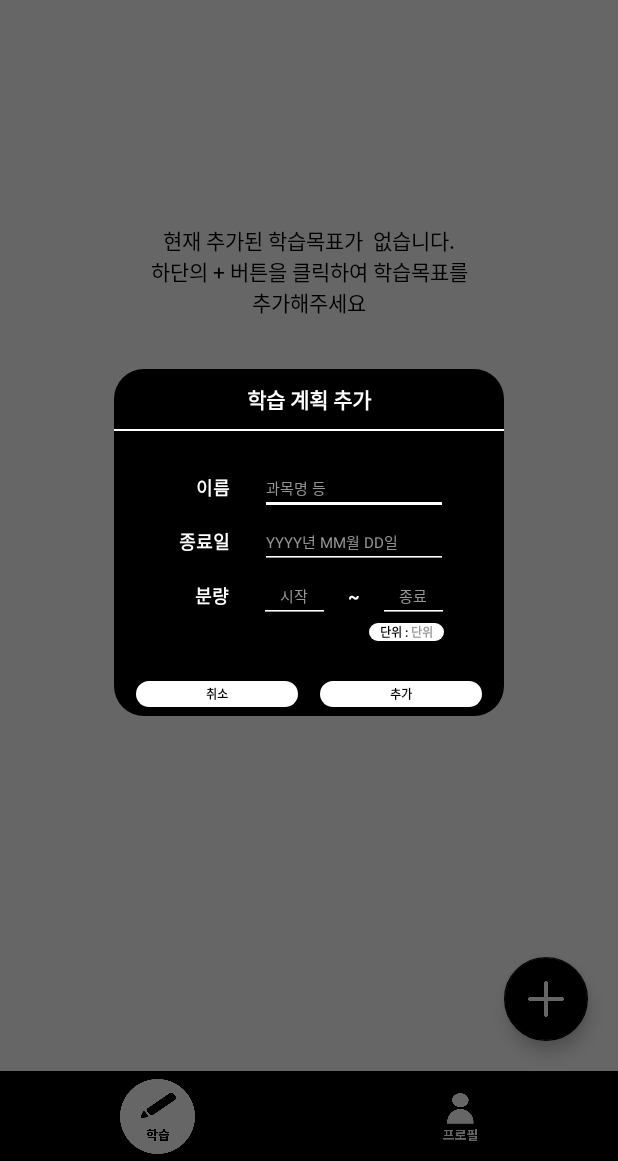
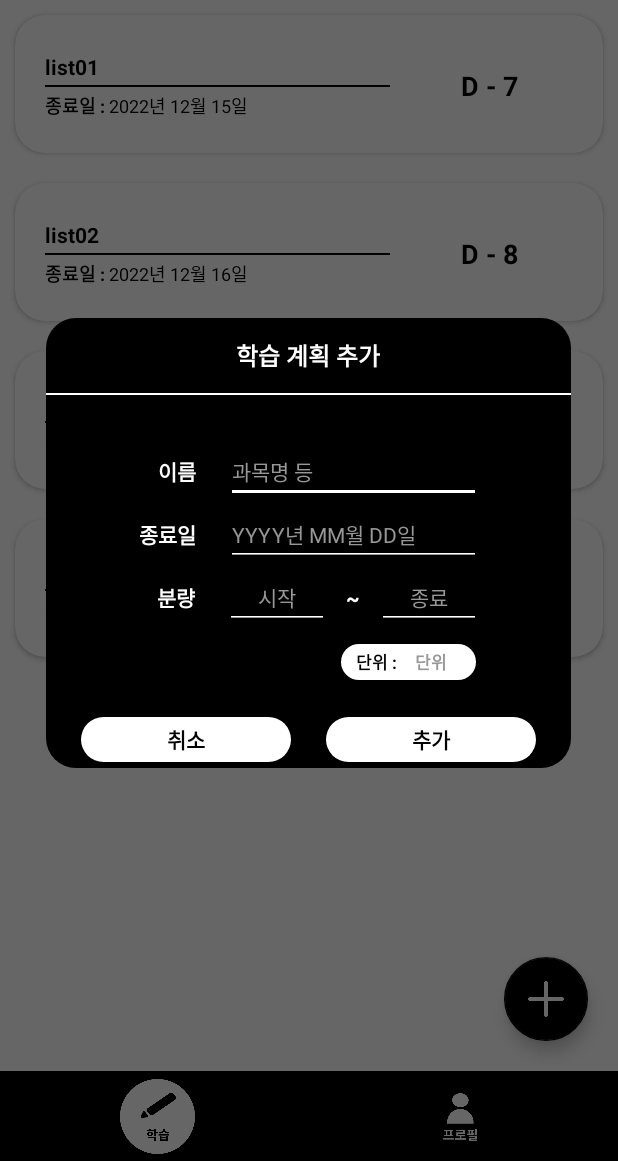
Before and after one commit to Fiizzle/Fiizzle-android, an Android app: the AllFragment screen opened through its navigation route, after a tap on an icon or button, on a phone screen of 412 x 824 dp, the part 75-1236 px from its top. Run offline under Robolectric (Android 15) with nearby library versions, the phone set to English and light mode, and no system bars; our stand-ins replace data binding.

Commit message:
Change dialog's size / Change spinner's array to dynamic

```diff
--- a/app/src/main/java/com/example/fiizzle/screens/AddStudyDialog.kt
+++ b/app/src/main/java/com/example/fiizzle/screens/AddStudyDialog.kt
@@ -2,16 +2,30 @@ package com.example.fiizzle.screens
 
 import android.app.Dialog
 import android.content.Context
+import android.content.SharedPreferences
 import android.graphics.Color
 import android.graphics.drawable.ColorDrawable
 import android.os.Bundle
+import android.widget.Spinner
+import com.example.fiizzle.MainActivity
 import com.example.fiizzle.databinding.DialogAddStudyBinding
+import org.json.JSONArray
+import org.json.JSONException
 
 class AddStudyDialog(
-    context : Context
+    context : Context,
+    private val okCallback : (Boolean) -> Unit
 ) : Dialog(context) {
 
     private lateinit var binding : DialogAddStudyBinding
+
+    private val SpinnerSPFKey : String = "SPINNER"
+    private val SpinnerArrayKey : String = "SPINNER_PREF"
+    lateinit var pref : SharedPreferences
+    lateinit var edit : SharedPreferences.Editor
+    private var spinnerArray = ArrayList<String>()
+
+    private var newSpinnerItem = ""
 
     override fun onCreate(savedInstanceState: Bundle?) {
         super.onCreate(savedInstanceState)
@@ -19,6 +33,9 @@ class AddStudyDialog(
         binding = DialogAddStudyBinding.inflate(layoutInflater)
         setContentView(binding.root)
         initViews()
+
+        pref = context.getSharedPreferences(SpinnerSPFKey, Context.MODE_PRIVATE)
+        edit = pref.edit()
     }
 
     private fun initViews() = with(binding) {
@@ -33,13 +50,46 @@ class AddStudyDialog(
             //이름, 종료일, 분량, 단위 비어있는지 확인
             //그리고 데이터 넘기면서 액션
             //데이터를 서버에 넘겨야 됨
-
+            getSpinnerArrayPref()
+            newSpinnerItem = dialogAddStudyContentTitleEt.text.toString()
+            putSpinnerArrayPref()
+            okCallback(false)
             dismiss()
         }
 
         dialogAddStudyCancelTv.setOnClickListener {
+            okCallback(false)
             dismiss()
         }
     }
 
+    private fun getSpinnerArrayPref() {
+        val json = pref.getString(SpinnerArrayKey, null)
+
+        spinnerArray.clear()
+
+        if (json!=null) {
+            try {
+                var spinnerJson : JSONArray = JSONArray(json)
+                for (i in 0 until spinnerJson.length()) {
+                    spinnerArray.add(spinnerJson.optString(i))
+                }
+            } catch (e : JSONException) {
+                e.printStackTrace()
+            }
+        }
+    }
+
+    private fun putSpinnerArrayPref() {
+        var spinnerJson : JSONArray = JSONArray()
+
+        for (i in spinnerArray) {
+            spinnerJson.put(i)
+        }
+        spinnerJson.put(newSpinnerItem)
+
+        edit.putString(SpinnerArrayKey, spinnerJson.toString())
+        edit.apply()
+    }
+
 }
--- a/app/src/main/java/com/example/fiizzle/screens/AllFragment.kt
+++ b/app/src/main/java/com/example/fiizzle/screens/AllFragment.kt
@@ -1,6 +1,10 @@
 package com.example.fiizzle.screens
 
+import android.content.Context
+import android.content.Context.MODE_PRIVATE
+import android.content.SharedPreferences
 import android.os.Bundle
+import android.util.Log
 import android.view.LayoutInflater
 import android.view.View
 import android.view.ViewGroup
@@ -10,16 +14,37 @@ import androidx.databinding.DataBindingUtil
 import androidx.fragment.app.Fragment
 import androidx.navigation.fragment.findNavController
 import androidx.recyclerview.widget.LinearLayoutManager
+import com.example.fiizzle.MainActivity
 import com.example.fiizzle.R
 import com.example.fiizzle.data.StudyList
 import com.example.fiizzle.databinding.FragmentAllBinding
 import com.example.fiizzle.screens.adapter.AllStudyListRVAdapter
+import org.json.JSONArray
+import org.json.JSONException
 
 class AllFragment : Fragment() {
 
     private lateinit var binding : FragmentAllBinding
     private val studyListRVAdapter = AllStudyListRVAdapter()
     private var studyList : ArrayList<StudyList> = ArrayList()
+
+    private lateinit var mContext : Context
+    private lateinit var mActivity : MainActivity
+    private val SpinnerSPFKey : String = "SPINNER"
+    private val SpinnerArrayKey : String = "SPINNER_PREF"
+    lateinit var pref : SharedPreferences
+    lateinit var edit : SharedPreferences.Editor
+    private var spinnerArray = ArrayList<String>()
+
+    private var isFabClicked : Boolean = false
+
+    override fun onAttach(context: Context) {
+        super.onAttach(context)
+        if (context is MainActivity) {
+            mContext = context
+            mActivity = activity as MainActivity
+        }
+    }
 
     override fun onCreateView(
         inflater: LayoutInflater,
@@ -28,11 +53,9 @@ class AllFragment : Fragment() {
     ): View? {
         binding = DataBindingUtil.inflate<FragmentAllBinding>(inflater, R.layout.fragment_all, container, false)
 
-        binding.allFab.setOnClickListener {
-            AddStudyDialog(requireContext()).show()
-        }
+        pref = mContext.getSharedPreferences(SpinnerSPFKey, MODE_PRIVATE)
+        edit = pref.edit()
 
-        initSpinner()
         clickHandler()
 
         return binding.root
@@ -41,8 +64,9 @@ class AllFragment : Fragment() {
     override fun onResume() {
         super.onResume()
         setAdapter()
+        initSpinner()
+        Log.d("ONRESUME","resume")
     }
-
     private fun clickHandler() {
         binding.allBottomMypage.setOnClickListener{
             findNavController().navigate(R.id.action_allFragment_to_mypageFragment)
@@ -61,14 +85,36 @@ class AllFragment : Fragment() {
                 TODO("Not yet implemented")
             }
         }
+
+//        binding.allFab.setOnClickListener {
+//            AddStudyDialog(requireContext()) {
+//                newSpinnerItem = it
+//            }.show()
+//        }
+        binding.allFab.setOnClickListener {
+            isFabClicked = true
+            AddStudyDialog(requireContext()) {
+                isFabClicked = it
+                initSpinner()
+            }.show()
+        }
     }
 
     private fun initSpinner() {  // 스피너 초기화
-        val subject = resources.getStringArray(R.array.spinner)
+        getSpinnerArrayPref()
+        val subject = spinnerArray.toArray()
 
         val subjectAdapter = ArrayAdapter(requireContext(), R.layout.item_spinner, subject)
         binding.allSpinner.adapter = subjectAdapter
         binding.allSpinner.setSelection(0)
+
+        if (spinnerArray.size > 0) {
+            binding.allNothingTv.visibility = View.GONE
+            binding.allStudyListRv.visibility = View.VISIBLE
+        } else {
+            binding.allNothingTv.visibility = View.VISIBLE
+            binding.allStudyListRv.visibility = View.GONE
+        }
     }
 
     private fun setAdapter() {
@@ -114,4 +160,22 @@ class AllFragment : Fragment() {
         )
     }
 
+    private fun getSpinnerArrayPref() {
+        val json = pref.getString(SpinnerArrayKey, null)
+
+        spinnerArray.clear()
+        spinnerArray.add("전체")
+
+        if (json!=null) {
+            try {
+                var spinnerJson : JSONArray = JSONArray(json)
+                for (i in 0 until spinnerJson.length()) {
+                    spinnerArray.add(spinnerJson.optString(i))
+                }
+            } catch (e : JSONException) {
+                e.printStackTrace()
+            }
+        }
+    }
+
 }
--- a/app/src/main/res/layout/dialog_add_study.xml
+++ b/app/src/main/res/layout/dialog_add_study.xml
@@ -9,8 +9,8 @@
         android:layout_gravity="center">
 
         <androidx.constraintlayout.widget.ConstraintLayout
-            android:layout_width="260dp"
-            android:layout_height="231dp"
+            android:layout_width="350dp"
+            android:layout_height="300dp"
             app:layout_constraintTop_toTopOf="parent"
             app:layout_constraintStart_toStartOf="parent"
             android:background="@drawable/dialog_bg">
@@ -18,11 +18,11 @@
             <TextView
                 android:id="@+id/dialog_add_study_top_tv"
                 android:layout_width="match_parent"
-                android:layout_height="40dp"
+                android:layout_height="50dp"
                 android:text="학습 계획 추가"
                 android:textColor="@color/white"
                 android:textStyle="bold"
-                android:textSize="14sp"
+                android:textSize="16sp"
                 android:gravity="center"
                 android:textAlignment="center"
                 app:layout_constraintTop_toTopOf="parent"
@@ -43,7 +43,7 @@
                 android:orientation="vertical"
                 app:layout_constraintTop_toBottomOf="@id/dialog_add_study_top_line_view"
                 app:layout_constraintStart_toStartOf="parent"
-                android:layout_marginTop="20dp"
+                android:layout_marginTop="30dp"
                 android:layout_marginBottom="20dp">
 
 
@@ -59,16 +59,16 @@
                         android:layout_height="wrap_content"
                         android:text="이름"
                         android:textStyle="bold"
-                        android:textSize="12sp"
+                        android:textSize="14sp"
                         android:textAlignment="viewEnd"
                         android:textColor="@color/white"
                         android:layout_marginEnd="20dp"/>
 
                     <EditText
                         android:id="@+id/dialog_add_study_content_title_et"
-                        android:layout_width="125dp"
+                        android:layout_width="170dp"
                         android:layout_height="wrap_content"
-                        android:textSize="10sp"
+                        android:textSize="14sp"
                         android:textColor="@color/white"
                         android:hint="과목명 등"
                         android:textColorHint="@color/gray"
@@ -88,16 +88,16 @@
                         android:layout_height="wrap_content"
                         android:text="종료일"
                         android:textStyle="bold"
-                        android:textSize="12sp"
+                        android:textSize="14sp"
                         android:textAlignment="viewEnd"
                         android:textColor="@color/white"
                         android:layout_marginEnd="20dp"/>
 
                     <EditText
                         android:id="@+id/dialog_add_study_content_end_et"
-                        android:layout_width="125dp"
+                        android:layout_width="170dp"
                         android:layout_height="wrap_content"
-                        android:textSize="10sp"
+                        android:textSize="14sp"
                         android:textColor="@color/white"
                         android:hint="YYYY년 MM월 DD일"
                         android:textColorHint="@color/gray"
@@ -117,16 +117,16 @@
                         android:layout_height="wrap_content"
                         android:text="분량"
                         android:textStyle="bold"
-                        android:textSize="12sp"
+                        android:textSize="14sp"
                         android:textAlignment="viewEnd"
                         android:textColor="@color/white"
                         android:layout_marginEnd="20dp"/>
 
                     <EditText
                         android:id="@+id/dialog_add_study_content_page_start_et"
-                        android:layout_width="47dp"
+                        android:layout_width="69dp"
                         android:layout_height="wrap_content"
-                        android:textSize="10sp"
+                        android:textSize="14sp"
                         android:textColor="@color/white"
                         android:hint="시작"
                         android:textAlignment="center"
@@ -138,16 +138,16 @@
                         android:layout_height="wrap_content"
                         android:text="~"
                         android:textStyle="bold"
-                        android:textSize="12sp"
+                        android:textSize="14sp"
                         android:textColor="@color/white"
-                        android:layout_marginStart="12dp"
-                        android:layout_marginEnd="12dp"/>
+                        android:layout_marginStart="11dp"
+                        android:layout_marginEnd="11dp"/>
 
                     <EditText
                         android:id="@+id/dialog_add_study_content_page_end_et"
-                        android:layout_width="47dp"
+                        android:layout_width="69dp"
                         android:layout_height="wrap_content"
-                        android:textSize="10sp"
+                        android:textSize="14sp"
                         android:textColor="@color/white"
                         android:hint="종료"
                         android:textAlignment="center"
@@ -157,12 +157,14 @@
                 </LinearLayout>
 
                 <LinearLayout
-                    android:layout_width="50dp"
+                    android:layout_width="90dp"
                     android:layout_height="wrap_content"
                     android:background="@drawable/btn_round_white"
                     android:orientation="horizontal"
                     android:layout_gravity="end"
-                    android:layout_marginEnd="40dp"
+                    android:layout_marginEnd="63dp"
+                    android:layout_marginTop="10dp"
+                    android:padding="3dp"
                     android:gravity="center">
 
                     <TextView
@@ -171,18 +173,19 @@
                         android:text="단위 : "
                         android:textColor="@color/black"
                         android:textStyle="bold"
-                        android:textSize="8sp"/>
+                        android:textSize="11sp"/>
 
                     <EditText
                         android:id="@+id/dialog_add_study_content_unit_et"
-                        android:layout_width="wrap_content"
+                        android:layout_width="40dp"
                         android:layout_height="wrap_content"
                         android:hint="단위"
                         android:background="@null"
+                        android:textAlignment="center"
                         android:textColorHint="@color/gray"
                         android:textColor="@color/black"
                         android:textStyle="bold"
-                        android:textSize="8sp"/>
+                        android:textSize="11sp"/>
 
                 </LinearLayout>
 
@@ -190,13 +193,13 @@
 
             <TextView
                 android:id="@+id/dialog_add_study_cancel_tv"
-                android:layout_width="108dp"
-                android:layout_height="17dp"
+                android:layout_width="140dp"
+                android:layout_height="30dp"
                 android:background="@drawable/btn_round_white"
                 android:text="취소"
                 android:textColor="@color/black"
                 android:textStyle="bold"
-                android:textSize="8sp"
+                android:textSize="14sp"
                 android:textAlignment="center"
                 android:gravity="center"
                 android:layout_marginTop="20dp"
@@ -207,13 +210,13 @@
 
             <TextView
                 android:id="@+id/dialog_add_study_add_tv"
-                android:layout_width="108dp"
-                android:layout_height="17dp"
+                android:layout_width="140dp"
+                android:layout_height="30dp"
                 android:background="@drawable/btn_round_white"
                 android:text="추가"
                 android:textColor="@color/black"
                 android:textStyle="bold"
-                android:textSize="8sp"
+                android:textSize="14sp"
                 android:textAlignment="center"
                 android:gravity="center"
                 app:layout_constraintStart_toEndOf="@id/dialog_add_study_cancel_tv"
--- a/app/src/main/res/layout/fragment_all.xml
+++ b/app/src/main/res/layout/fragment_all.xml
@@ -48,6 +48,7 @@
         </androidx.constraintlayout.widget.ConstraintLayout>
 
         <TextView
+            android:id="@+id/all_nothing_tv"
             android:layout_width="wrap_content"
             android:layout_height="wrap_content"
             android:layout_marginTop="150dp"
@@ -108,12 +109,13 @@
         <androidx.recyclerview.widget.RecyclerView
             android:id="@+id/all_study_list_rv"
             android:layout_width="match_parent"
-            android:layout_height="wrap_content"
+            android:layout_height="0dp"
             android:visibility="gone"
             tools:listitem="@layout/item_study_list"
             app:layoutManager="androidx.recyclerview.widget.LinearLayoutManager"
-            app:layout_constraintTop_toTopOf="parent"
-            app:layout_constraintStart_toStartOf="parent"/>
+            app:layout_constraintTop_toBottomOf="@id/all_actionbar"
+            app:layout_constraintStart_toStartOf="parent"
+            app:layout_constraintBottom_toTopOf="@id/all_bottom_navigation"/>
 
 
     </androidx.constraintlayout.widget.ConstraintLayout>
```
Also changed, not shown: app/src/main/java/com/example/fiizzle/screens/BookFragment.kt (+46 -1 lines).
